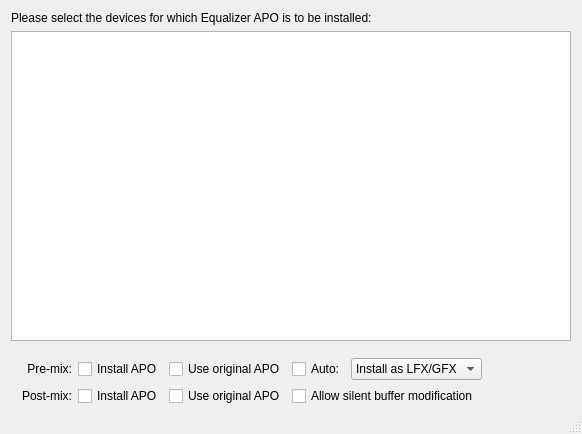
Qt form DeviceSelector/DeviceSelector.ui (115dkk/EqualizerAPO-XT) before a commit.
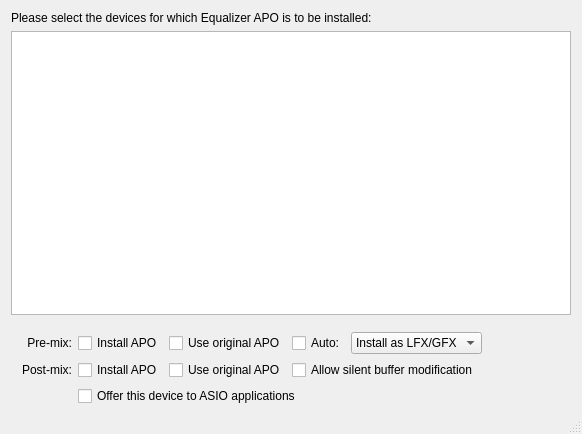
The same form after that commit. Icons and pictures are not drawn. Custom widgets are drawn as their Qt base class.

Commit message: feat(devsel): offer an endpoint to ASIO applications

Diff of the .ui file:
```diff
--- a/DeviceSelector/DeviceSelector.ui
+++ b/DeviceSelector/DeviceSelector.ui
@@ -167,6 +167,16 @@
            </property>
           </widget>
          </item>
+         <item row="2" column="1" colspan="4">
+          <widget class="QCheckBox" name="offerAsioCheckBox">
+           <property name="toolTip">
+            <string>Adds an entry named after this device to the ASIO driver list. An application that picks it opens the device in WASAPI exclusive mode, and the EQ runs on the way, as it does for a real ASIO driver.</string>
+           </property>
+           <property name="text">
+            <string>Offer this device to ASIO applications</string>
+           </property>
+          </widget>
+         </item>
         </layout>
        </widget>
        <widget class="QWidget" name="asioPage">
```
The commit also changes 21 other files.
